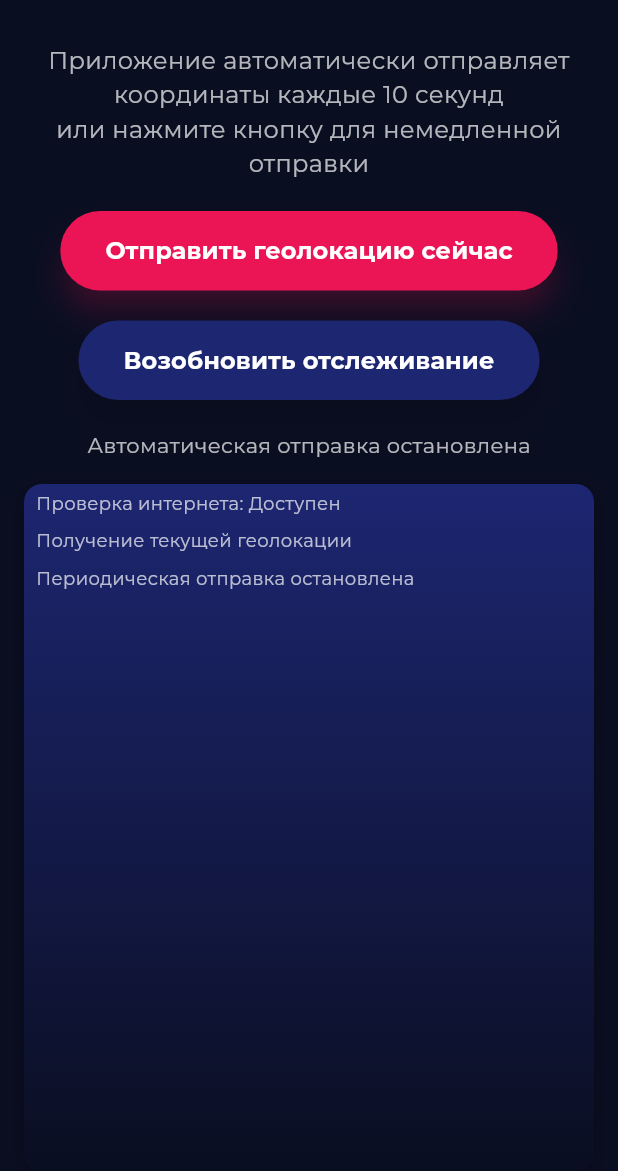
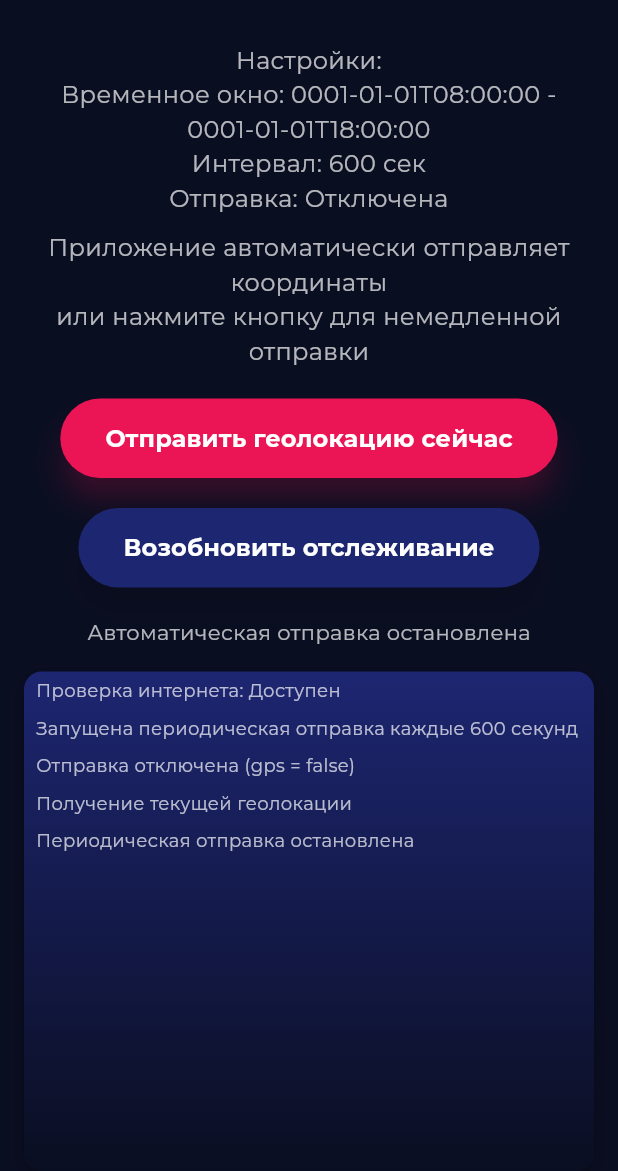
Before and after one commit to dilshodjonavezov/tracker, a Flutter app: the TrackerScreen screen opened directly, after a tap on "Отправить геолокацию сейчас", after a tap on "Остановить отслеживание", on a phone screen of 412 x 824 dp, the part 65-1236 px from its top. Run offline on Flutter 3.47's test engine with Material 3 defaults, Android fonts, the phone set to English and light mode, and no system bars; our stand-ins replace connectivity_plus, location, permission_handler, shared_preferences; accounts and stored records are empty; network calls fail; project files that could hold a hidden picture were left out.

Commit message:
Приложение готово

```diff
--- a/lib/log_manager.dart
+++ b/lib/log_manager.dart
@@ -51,7 +51,6 @@ class LocationService {
       }
     }
 
-    // Разрешения уже запрошены в MainActivity.kt, просто проверяем
     PermissionStatus permissionGranted = await _location.hasPermission();
     if (permissionGranted == PermissionStatus.denied) {
       print('LocationService: Permission denied');
@@ -73,6 +72,36 @@ class LocationService {
     return isConnected;
   }
 
+  Future<bool> _canSendLocation() async {
+    final prefs = await SharedPreferences.getInstance();
+    final gps = prefs.getBool('gps') ?? false;
+    final from = prefs.getString('from') ?? '0001-01-01T08:00:00';
+    final to = prefs.getString('to') ?? '0001-01-01T18:00:00';
+
+    if (!gps) {
+      print('LocationService: Sending disabled by gps flag');
+      _logController.add('Отправка отключена (gps = false)');
+      return false;
+    }
+
+    final now = DateTime.now();
+    final fromTime = DateTime.parse(from);
+    final toTime = DateTime.parse(to);
+
+    // Извлекаем только время (часы и минуты) для сравнения
+    final currentTimeInMinutes = now.hour * 60 + now.minute;
+    final fromTimeInMinutes = fromTime.hour * 60 + fromTime.minute;
+    final toTimeInMinutes = toTime.hour * 60 + toTime.minute;
+
+    if (currentTimeInMinutes < fromTimeInMinutes || currentTimeInMinutes >= toTimeInMinutes) {
+      print('LocationService: Outside allowed time window ($from-$to), current time: ${now.hour}:${now.minute}');
+      _logController.add('Вне временного окна ($from-$to), текущее время: ${now.hour}:${now.minute}');
+      return false;
+    }
+
+    return true;
+  }
+
   Future<void> _savePendingData(Map<String, dynamic> data) async {
     print('LocationService: _savePendingData called with data=$data');
     final prefs = await SharedPreferences.getInstance();
@@ -87,6 +116,11 @@ class LocationService {
     print('LocationService: _checkAndSendPendingData called');
     if (!await _isInternetAvailable()) {
       print('LocationService: No internet, skipping pending data send');
+      return;
+    }
+
+    if (!await _canSendLocation()) {
+      print('LocationService: Cannot send pending data due to restrictions');
       return;
     }
 
@@ -136,6 +170,12 @@ class LocationService {
   Future<void> sendLocationToServer(double latitude, double longitude, {String source = 'Ручная'}) async {
     print('LocationService: sendLocationToServer called with lat=$latitude, lon=$longitude, source=$source');
     _logController.add('$source отправка координат на сервер');
+
+    if (!await _canSendLocation()) {
+      print('LocationService: Cannot send location due to restrictions');
+      return;
+    }
+
     final prefs = await SharedPreferences.getInstance();
     final userId = prefs.getString('user_id') ?? '';
     print('LocationService: user_id from SharedPreferences: $userId');
@@ -195,17 +235,21 @@ class LocationService {
   void startLocationTracking() {
     print('LocationService: startLocationTracking called');
     _timer?.cancel();
-    _timer = Timer.periodic(const Duration(seconds: 10), (timer) async {
+    SharedPreferences.getInstance().then((prefs) {
+      final interval = prefs.getInt('interval') ?? 600; // Интервал в секундах
+      _timer = Timer.periodic(Duration(seconds: interval), (timer) async {
         print('LocationService: Timer tick');
         try {
-        // Здесь можно добавить дополнительную логику, если нужно
+          final locationData = await getCurrentLocation();
+          await sendLocationToServer(locationData.latitude!, locationData.longitude!, source: 'Автоматическая');
         } catch (e) {
           print('LocationService: Error in periodic tracking: $e');
           _logController.add('Ошибка в периодической отправке: $e');
         }
       });
-    print('LocationService: Periodic tracking started');
-    _logController.add('Запущена периодическая отправка каждые 10 секунд');
+      print('LocationService: Periodic tracking started with interval $interval seconds');
+      _logController.add('Запущена периодическая отправка каждые $interval секунд');
+    });
   }
 
   void stopLocationTracking() {
--- a/lib/main.dart
+++ b/lib/main.dart
@@ -1,7 +1,9 @@
-import 'package:alarm/tracker_screen.dart';
+import 'package:alarm/thank_you_screen.dart';
 import 'package:alarm/user.dart';
 import 'package:flutter/material.dart';
 import 'package:shared_preferences/shared_preferences.dart';
+import 'package:http/http.dart' as http;
+import 'dart:convert';
 
 void main() async {
   WidgetsFlutterBinding.ensureInitialized();
@@ -27,7 +29,7 @@ class MyApp extends StatelessWidget {
           if (snapshot.connectionState == ConnectionState.waiting) {
             return const Center(child: CircularProgressIndicator());
           }
-          return snapshot.data == true ? const UserIdScreen() : const TrackerScreen();
+          return snapshot.data == true ? const UserIdScreen() : const ThankYouScreen();
         },
       ),
     );
--- a/lib/tracker_screen.dart
+++ b/lib/tracker_screen.dart
@@ -1,5 +1,6 @@
 import 'package:alarm/log_manager.dart';
 import 'package:flutter/material.dart';
+import 'package:shared_preferences/shared_preferences.dart';
 
 class TrackerScreen extends StatefulWidget {
   const TrackerScreen({super.key});
@@ -13,16 +14,30 @@ class _TrackerScreenState extends State<TrackerScreen> {
   String _status = 'Ожидание...';
   bool _isTracking = false;
   final List<String> _logs = [];
+  String _settingsInfo = '';
 
   @override
   void initState() {
     super.initState();
+    _loadSettings();
     _startTracking();
     _locationService.logStream.listen((log) {
       setState(() {
         _logs.add(log);
         if (_logs.length > 20) _logs.removeAt(0);
       });
+    });
+  }
+
+  Future<void> _loadSettings() async {
+    final prefs = await SharedPreferences.getInstance();
+    final gps = prefs.getBool('gps') ?? false;
+    final interval = prefs.getInt('interval') ?? 600;
+    final from = prefs.getString('from') ?? '0001-01-01T08:00:00';
+    final to = prefs.getString('to') ?? '0001-01-01T18:00:00';
+    setState(() {
+      _settingsInfo = 'Настройки:\nВременное окно: $from - $to\n'
+          'Интервал: $interval сек\nОтправка: ${gps ? "Включена" : "Отключена"}';
     });
   }
 
@@ -79,8 +94,18 @@ class _TrackerScreenState extends State<TrackerScreen> {
             padding: const EdgeInsets.all(16.0),
             child: Column(
               children: [
+                Text(
+                  _settingsInfo,
+                  textAlign: TextAlign.center,
+                  style: const TextStyle(
+                    color: Colors.white70,
+                    fontSize: 16,
+                    fontFamily: 'Montserrat',
+                  ),
+                ),
+                const SizedBox(height: 10),
                 const Text(
-                  'Приложение автоматически отправляет координаты каждые 10 секунд\n'
+                  'Приложение автоматически отправляет координаты\n'
                   'или нажмите кнопку для немедленной отправки',
                   textAlign: TextAlign.center,
                   style: TextStyle(
```
Also changed, not shown: lib/thank_you_screen.dart (added, +176 -0 lines), lib/user.dart (+51 -6 lines), 2 other files. Lines whose indentation alone changed are shown as unchanged.
